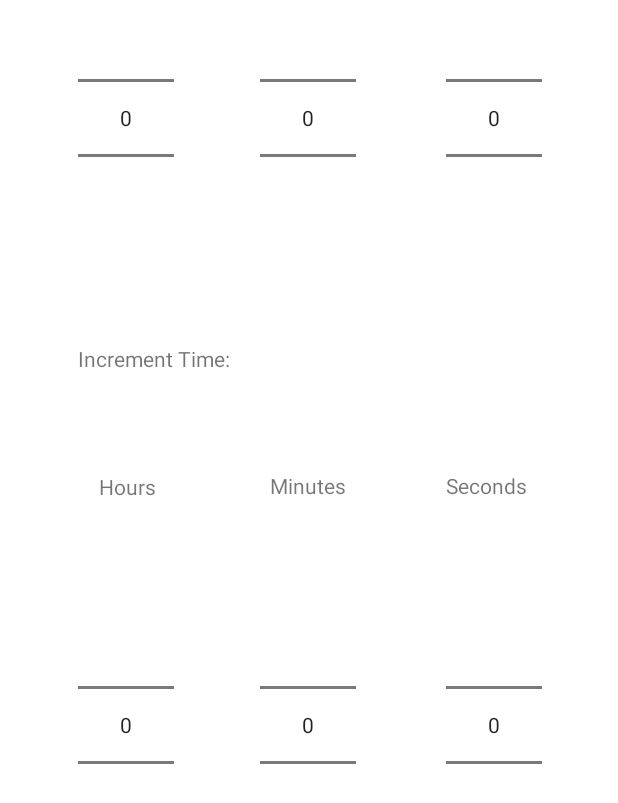
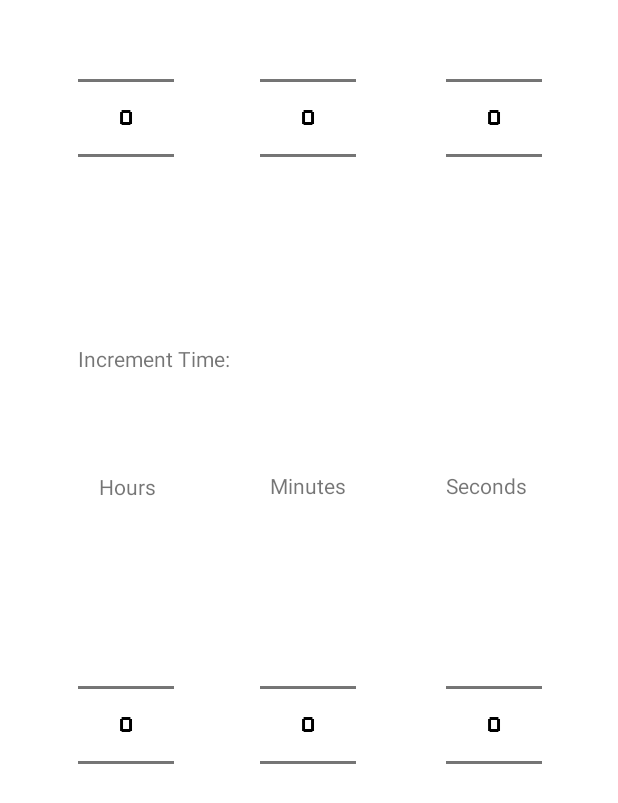
Before and after one commit to Paulmue0/chessclock, an Android app: the layout layout_picktime_dialog.xml on its own in the app's theme, with its tools: preview values and no code run, on a phone screen of 412 x 824 dp. Shown: the part 344-1147 px from the top of the screen. Run offline under Robolectric (Android 15) with nearby library versions, the phone set to English and light mode, and no system bars.

Commit message:
started working on coloring for dialog box

```diff
--- a/app/src/main/res/layout/layout_picktime_dialog.xml
+++ b/app/src/main/res/layout/layout_picktime_dialog.xml
@@ -9,6 +9,7 @@
         android:id="@+id/bonusMinutes"
         android:layout_width="wrap_content"
         android:layout_height="wrap_content"
+        android:theme="@style/DefaultDialogNumberPickerTheme"
         app:layout_constraintBottom_toBottomOf="parent"
         app:layout_constraintEnd_toEndOf="parent"
         app:layout_constraintHorizontal_bias="0.498"
@@ -20,6 +21,7 @@
         android:id="@+id/bonusSeconds"
         android:layout_width="wrap_content"
         android:layout_height="wrap_content"
+        android:theme="@style/DefaultDialogNumberPickerTheme"
         app:layout_constraintBottom_toBottomOf="parent"
         app:layout_constraintEnd_toEndOf="parent"
         app:layout_constraintHorizontal_bias="0.855"
@@ -31,6 +33,7 @@
         android:id="@+id/bonusHours"
         android:layout_width="wrap_content"
         android:layout_height="wrap_content"
+        android:theme="@style/DefaultDialogNumberPickerTheme"
         app:layout_constraintBottom_toBottomOf="parent"
         app:layout_constraintEnd_toEndOf="parent"
         app:layout_constraintHorizontal_bias="0.149"
@@ -42,6 +45,7 @@
         android:id="@+id/baseMinutes"
         android:layout_width="wrap_content"
         android:layout_height="wrap_content"
+        android:theme="@style/DefaultDialogNumberPickerTheme"
         app:layout_constraintBottom_toBottomOf="parent"
         app:layout_constraintEnd_toEndOf="parent"
         app:layout_constraintHorizontal_bias="0.498"
@@ -53,6 +57,7 @@
         android:id="@+id/baseSeconds"
         android:layout_width="wrap_content"
         android:layout_height="wrap_content"
+        android:theme="@style/DefaultDialogNumberPickerTheme"
         app:layout_constraintBottom_toBottomOf="parent"
         app:layout_constraintEnd_toEndOf="parent"
         app:layout_constraintHorizontal_bias="0.855"
@@ -64,6 +69,7 @@
         android:id="@+id/baseHours"
         android:layout_width="wrap_content"
         android:layout_height="wrap_content"
+        android:theme="@style/DefaultDialogNumberPickerTheme"
         app:layout_constraintBottom_toBottomOf="parent"
         app:layout_constraintEnd_toEndOf="parent"
         app:layout_constraintHorizontal_bias="0.149"
--- a/app/src/main/res/values-night/themes.xml
+++ b/app/src/main/res/values-night/themes.xml
@@ -20,4 +20,12 @@
         <item name="android:textSize">20dp</item>
 
     </style>
+
+    <style name="DefaultDialogNumberPickerTheme">
+        <!-- <item name="colorControlNormal">@color/transparent</item> -->
+        <item name="android:textColorPrimary">@android:color/white</item>
+        <item name="android:fontFamily">@font/pixeboy</item>
+        <item name="android:textSize">20dp</item>
+
+    </style>
 </resources>
--- a/app/src/main/res/values/themes.xml
+++ b/app/src/main/res/values/themes.xml
@@ -12,9 +12,18 @@
         <!-- Status bar color. -->
         <item name="android:statusBarColor" tools:targetApi="l">?attr/colorPrimaryVariant</item>
         <!-- Customize your theme here. -->
+        <item name="alertDialogTheme">@style/MyDialogTheme</item>
     </style>
     <style name="DefaultNumberPickerTheme">
         <item name="colorControlNormal">@color/transparent</item>
+        <item name="android:textColorPrimary">@android:color/black</item>
+        <item name="android:fontFamily">@font/pixeboy</item>
+        <item name="android:textSize">20dp</item>
+
+    </style>
+
+    <style name="DefaultDialogNumberPickerTheme">
+        <!-- <item name="colorControlNormal">@color/transparent</item> -->
         <item name="android:textColorPrimary">@android:color/black</item>
         <item name="android:fontFamily">@font/pixeboy</item>
         <item name="android:textSize">20dp</item>
@@ -27,6 +36,10 @@
         <item name="android:windowFullscreen">true</item>
     </style>
 
+    <style name="MyDialogTheme" parent="ThemeOverlay.AppCompat.Dialog.Alert">
+        <item name="colorPrimary">#039BE5</item>
+        <item name="fontFamily">@font/pixeboy</item>
+    </style>
 
     <color name="transparent">#00FFFFFF</color>
 </resources>
```
